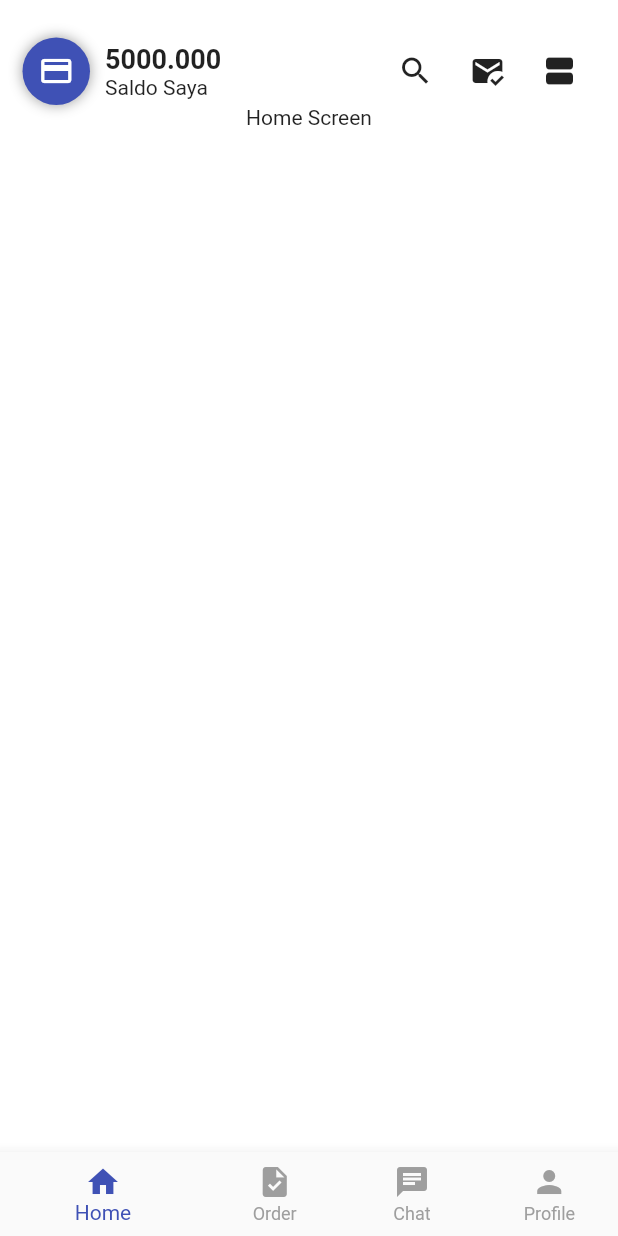
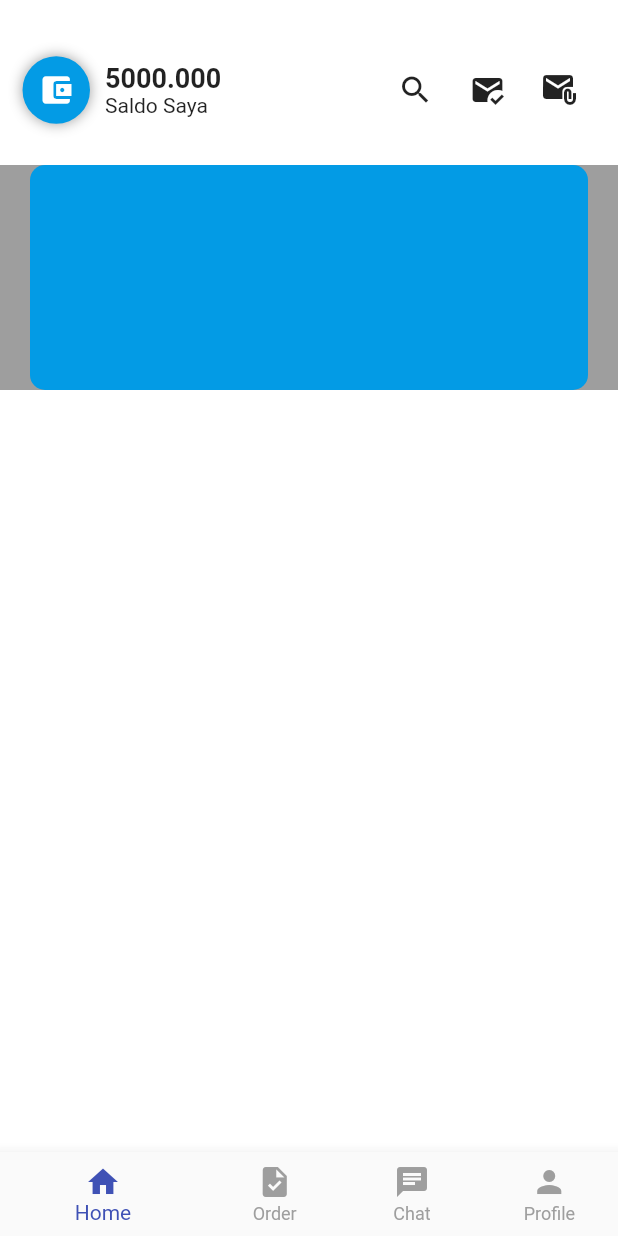
Before and after one commit to irfanrev/gojek_ui_clone, a Flutter app: the screen it shows after launch, on a phone screen of 412 x 824 dp. Run offline on Flutter 3.47's test engine with Material 2 defaults, Android fonts, the phone set to English and light mode, and no system bars.

Commit message:
tasbar fix

```diff
--- a/lib/screen/home_screen.dart
+++ b/lib/screen/home_screen.dart
@@ -9,9 +9,9 @@ class HomeScreen extends StatelessWidget {
       backgroundColor: Colors.white,
       appBar: PreferredSize(
         child: Container(
-          padding: EdgeInsets.only(top: 25.0, left: 15, right: 15),
+          padding: EdgeInsets.only(top: 30.0, left: 15, right: 15),
           width: MediaQuery.of(context).size.width,
-          height: 95.0,
+          height: 110.0,
           color: Colors.white,
           child: Row(
             children: [
@@ -23,7 +23,7 @@ class HomeScreen extends StatelessWidget {
                       height: 45,
                       decoration: BoxDecoration(
                           shape: BoxShape.circle,
-                          color: Colors.indigo,
+                          color: Colors.lightBlue[600],
                           boxShadow: [
                             BoxShadow(
                               color: Colors.grey,
@@ -33,7 +33,7 @@ class HomeScreen extends StatelessWidget {
                           ]),
                       child: Center(
                         child: Icon(
-                          Icons.payment,
+                          Icons.account_balance_wallet,
                           color: Colors.white,
                           size: 24,
                         ),
@@ -71,7 +71,7 @@ class HomeScreen extends StatelessWidget {
                   ),
                   IconButton(
                     onPressed: () {},
-                    icon: Icon(Icons.view_agenda),
+                    icon: Icon(Icons.attach_email),
                   )
                 ],
               ),
@@ -79,14 +79,28 @@ class HomeScreen extends StatelessWidget {
           ),
         ),
         preferredSize: Size.fromHeight(
-          70.0,
+          90.0,
         ),
       ),
       body: ListView(
         children: [
-          Center(
-            child: Text('Home Screen'),
-          )
+          SizedBox(
+            height: 20,
+          ),
+          Container(
+            height: 150,
+            width: MediaQuery.of(context).size.width,
+            color: Colors.grey,
+            child: Container(
+              height: 110,
+              width: MediaQuery.of(context).size.width,
+              margin: EdgeInsets.symmetric(horizontal: 20),
+              decoration: BoxDecoration(
+                borderRadius: BorderRadius.circular(10),
+                color: Colors.lightBlue[600],
+              ),
+            ),
+          ),
         ],
       ),
     );
```
